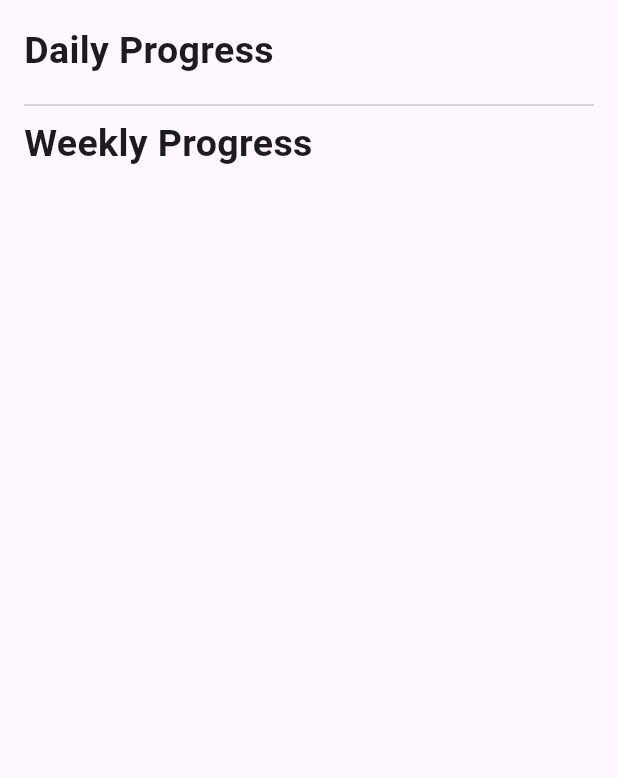
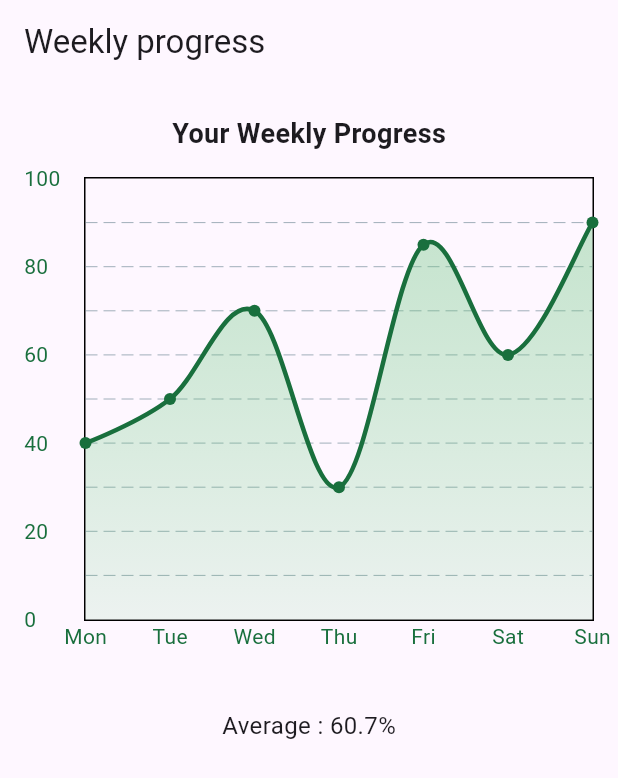
Before and after one commit to saarujan-ui/flutter_project, a Flutter app: the screen it shows after launch, on a phone screen of 412 x 824 dp. Shown: the top 778 px of the screen. Run offline on Flutter 3.47's test engine with Material 3 defaults, Android fonts, the phone set to English and light mode, and no system bars; drawn by our look-alikes of fl_chart.

Commit message:
added base progress tracking

```diff
--- a/lib/Pages/progress_tracking_page.dart
+++ b/lib/Pages/progress_tracking_page.dart
@@ -1,5 +1,7 @@
 import 'package:flutter/material.dart';
 import '../style/colour.dart';
+import 'package:frontend_part_2/style/progress_chart.dart';
+
 
 class ProgressTrackingPage extends StatefulWidget {
   const ProgressTrackingPage({super.key});
@@ -9,77 +11,37 @@ class ProgressTrackingPage extends StatefulWidget {
 }
 
 class _ProgressTrackingPageState extends State<ProgressTrackingPage> {
-  List<Map<String,dynamic>> dailyProgress = [];
-  List<int> weeklyProgress = [];
-
-  //connecting backend code mostly
-  // @override
-  // void initState() {
-  //   super.initState();
-  //   fetchProgressData(); // Fetch data when the screen loads
-  // }
-  //
-  // Future<void> fetchProgressData() async {
-  //   try {
-  //     // Placeholder API URL (Replace with actual backend URL)
-  //     final response = await http.get(Uri.parse("https://your-backend.com/progress"));
-  //
-  //     if (response.statusCode == 200) {
-  //       final data = json.decode(response.body);
-  //
-  //       setState(() {
-  //         dailyProgress = List<Map<String, dynamic>>.from(data['daily']);
-  //         weeklyProgress = List<int>.from(data['weekly']);
-  //       });
-  //     } else {
-  //       throw Exception("Failed to load progress data");
-  //     }
-  //   } catch (error) {
-  //     print("Error fetching data: $error");
-  //   }
-  // }
-
+  List<double> progressData = [40,50,70,30,85,60,90];
   @override
   Widget build(BuildContext context) {
    return Scaffold(
-      body: FutureBuilder(
-        future: Future.delayed(Duration(seconds: 2)),
-        builder: (context, snapshot){
-          if (snapshot.connectionState == ConnectionState.waiting){
-            return Center(child:CircularProgressIndicator()
-            );
-          }
-          return Padding(
-            padding: const EdgeInsets.all(16.0),
-            child: Column(
-              crossAxisAlignment: CrossAxisAlignment.start,
+     appBar: AppBar(
+       title: Text(
+         "Weekly progress"
+       ),
+     ),
+     body: Column(
        children: [
+         SizedBox(height: 20,),
          Text(
-                  "Daily Progress",
+           "Your Weekly Progress",
            style: TextStyle(
-                    fontSize: 25,
+             fontSize: 18,
              fontWeight: FontWeight.bold,
            ),
          ),
-                SizedBox(height: 10,),
-                //dailyProgress.map((data = > buildProgressCard(data["day"],data["Progress"]))).toList(),
-                Divider(),
+         ProgressChart(
+           progressData: progressData,
+         ),
+         SizedBox(height: 20,),
          Text(
-                "Weekly Progress",
+           "Average : ${(progressData.reduce((a,b) => a + b)/progressData.length).toStringAsFixed(1)}%",
            style: TextStyle(
-                  fontWeight: FontWeight.bold,
-                  fontSize: 25,
+             fontSize: 16,
            ),
          ),
-                SizedBox(height: 10,),
-                //Expanded (
-                //child: buildweeklyChart(),
-               // )
        ],
      ),
    );
   }
-      ),
-    );
 }
-}
--- /dev/null
+++ b/lib/style/progress_chart.dart
@@ -0,0 +1,118 @@
+import 'package:flutter/material.dart';
+import 'package:fl_chart/fl_chart.dart';
+import 'package:frontend_part_2/style/colour.dart';
+
+class ProgressChart extends StatefulWidget {
+  final List<double> progressData;
+
+  const ProgressChart({super.key, required this.progressData});
+
+  @override
+  ProgressChartState createState() => ProgressChartState();
+}
+
+class ProgressChartState extends State<ProgressChart> {
+  @override
+  Widget build(BuildContext context) {
+    return SizedBox(
+      height: 350,
+      child: Padding(
+        padding: const EdgeInsets.all(16.0),
+        child: LineChart(
+          LineChartData(
+            gridData: FlGridData(
+              show: true,
+              drawVerticalLine: false,
+              horizontalInterval: 10,
+            ),
+            titlesData: FlTitlesData(
+                leftTitles: AxisTitles(
+                  sideTitles: SideTitles(
+                    showTitles: true,
+                    reservedSize: 40,
+                    interval: 20,
+                    getTitlesWidget: (value, meta) =>
+                        Text(
+                          value.toInt().toString(),
+                          style: TextStyle(
+                            color: AppColors.green_1,
+                          ),
+                        ),
+                  ),
+                ),
+                rightTitles: AxisTitles(
+                  sideTitles: SideTitles(
+                    showTitles: false,
+                  ),
+                ),
+                topTitles: AxisTitles(
+                  sideTitles: SideTitles(
+                    showTitles: false,
+                  ),
+                ),
+                bottomTitles: AxisTitles(
+                    sideTitles: SideTitles(
+                      showTitles: true,
+                      interval: 1,
+                      getTitlesWidget: (value, meta) {
+                        const days = [
+                          "Mon",
+                          "Tue",
+                          "Wed",
+                          "Thu",
+                          "Fri",
+                          "Sat",
+                          "Sun"
+                        ];
+                        if (value >= 0 && value < days.length) {
+                          return Text(days[value.toInt()],
+                              style: TextStyle(
+                                color: AppColors.green_1,
+                              )
+                          );
+                        }
+                        return Text("");
+                      },
+                    )
+                )
+            ),
+            borderData: FlBorderData(
+              show: true,
+            ),
+            lineBarsData: [
+              LineChartBarData(
+                spots: List.generate(widget.progressData.length, (index) =>
+                    FlSpot(index.toDouble(), widget.progressData[index]
+                    ),
+                ),
+                isCurved: true,
+                color: AppColors.green_1,
+                barWidth: 3,
+                dotData: FlDotData(
+                  show: true,
+                ),
+                belowBarData: BarAreaData(
+                  show: true,
+                  gradient: LinearGradient(
+                    colors: [
+                      AppColors.green_2.withOpacity(0.4),
+                      // Darker at the top
+                      AppColors.green_3.withOpacity(0.1),
+                      // Fades to transparent
+                    ],
+                    begin: Alignment.topCenter,
+                    end: Alignment.bottomCenter,
+                  ),
+                ),
+              ),
+            ],
+            minX: 0,
+            maxX: 6,
+            minY: 0,
+            maxY: 100,
+          ),
+        ),
+      ),
+    );
+  }
+}
--- a/pubspec.yaml
+++ b/pubspec.yaml
@@ -30,6 +30,8 @@ environment:
 dependencies:
   flutter:
     sdk: flutter
+  fl_chart: ^0.70.2
+
 
   # The following adds the Cupertino Icons font to your application.
   # Use with the CupertinoIcons class for iOS style icons.
```
Also changed, not shown: pubspec.lock. Lines whose indentation alone changed are shown as unchanged.
